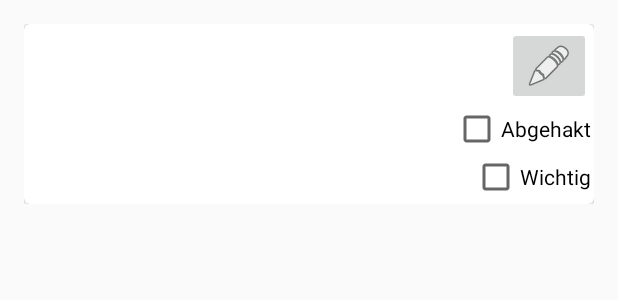
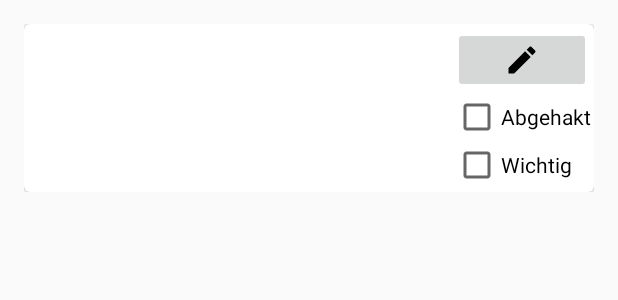
Before and after one commit to JSNorth/DoIt_MAD_SS17, an Android app: the layout view_todo_card.xml on its own in the app's theme, with its tools: preview values and no code run, on a phone screen of 412 x 824 dp. Shown: the top 300 px of the screen. Run offline under Robolectric (Android 15) with nearby library versions, the phone set to English and light mode, and no system bars.

Commit message:
Kleine Korrekturen

```diff
--- /dev/null
+++ b/app/src/main/res/drawable/ic_edit_black_24dp.xml
@@ -0,0 +1,9 @@
+<vector xmlns:android="http://schemas.android.com/apk/res/android"
+        android:width="24dp"
+        android:height="24dp"
+        android:viewportWidth="24.0"
+        android:viewportHeight="24.0">
+    <path
+        android:fillColor="#FF000000"
+        android:pathData="M3,17.25V21h3.75L17.81,9.94l-3.75,-3.75L3,17.25zM20.71,7.04c0.39,-0.39 0.39,-1.02 0,-1.41l-2.34,-2.34c-0.39,-0.39 -1.02,-0.39 -1.41,0l-1.83,1.83 3.75,3.75 1.83,-1.83z"/>
+</vector>
--- /dev/null
+++ b/app/src/main/res/drawable/ic_priority_high_black_24dp.xml
@@ -0,0 +1,12 @@
+<vector xmlns:android="http://schemas.android.com/apk/res/android"
+        android:width="24dp"
+        android:height="24dp"
+        android:viewportWidth="24.0"
+        android:viewportHeight="24.0">
+    <path
+        android:fillColor="#FF000000"
+        android:pathData="M12,19m-2,0a2,2 0,1 1,4 0a2,2 0,1 1,-4 0"/>
+    <path
+        android:fillColor="#FF000000"
+        android:pathData="M10,3h4v12h-4z"/>
+</vector>
--- a/app/src/main/res/layout/activity_overview.xml
+++ b/app/src/main/res/layout/activity_overview.xml
@@ -36,6 +36,6 @@
         android:layout_height="wrap_content"
         android:layout_gravity="bottom|end"
         android:layout_margin="@dimen/fab_margin"
-        app:srcCompat="@android:drawable/ic_input_add" />
+        android:src="@drawable/ic_add_black_24dp" />
 
 </android.support.design.widget.CoordinatorLayout>
--- a/app/src/main/res/layout/view_todo_card.xml
+++ b/app/src/main/res/layout/view_todo_card.xml
@@ -23,7 +23,10 @@
                 android:layout_height="wrap_content"
                 android:layout_alignParentTop="true"
                 android:padding="4dp"
-                android:textSize="30sp" />
+                android:textAllCaps="true"
+                android:textColor="@color/colorPrimary"
+                android:textSize="30sp"
+                android:textStyle="bold" />
 
             <TextView
                 android:id="@+id/todo_description"
@@ -32,27 +35,44 @@
                 android:layout_below="@id/todo_name"
                 android:padding="4dp" />
 
+            <LinearLayout
+                android:id="@+id/duedate_wrapper"
+                android:layout_width="wrap_content"
+                android:layout_height="wrap_content"
+                android:layout_below="@id/todo_description"
+                android:orientation="horizontal">
+
                 <TextView
                     android:id="@+id/todo_duedate"
                     android:layout_width="wrap_content"
                     android:layout_height="wrap_content"
-                android:layout_below="@id/todo_description"
                     android:padding="4dp" />
 
-            <ImageButton
-                android:id="@+id/todo_edit"
+                <ImageView
+                    android:id="@+id/todo_overdue"
+                    android:layout_width="wrap_content"
+                    android:layout_height="wrap_content"
+                    android:src="@drawable/ic_priority_high_black_24dp"
+                    android:visibility="gone" />
+            </LinearLayout>
+
+            <LinearLayout
                 android:layout_width="wrap_content"
                 android:layout_height="wrap_content"
                 android:layout_alignParentRight="true"
                 android:layout_alignParentTop="true"
-                android:src="@android:drawable/ic_menu_edit" />
+                android:orientation="vertical">
+
+                <ImageButton
+                    android:id="@+id/todo_edit"
+                    android:layout_width="fill_parent"
+                    android:layout_height="wrap_content"
+                    android:src="@drawable/ic_edit_black_24dp" />
 
                 <CheckBox
                     android:id="@+id/todo_done"
                     android:layout_width="wrap_content"
                     android:layout_height="wrap_content"
-                android:layout_alignParentRight="true"
-                android:layout_below="@id/todo_edit"
                     android:enabled="true"
                     android:text="Abgehakt" />
 
@@ -60,10 +80,9 @@
                     android:id="@+id/todo_favourite"
                     android:layout_width="wrap_content"
                     android:layout_height="wrap_content"
-                android:layout_alignParentRight="true"
-                android:layout_below="@id/todo_done"
                     android:enabled="true"
                     android:text="Wichtig" />
+            </LinearLayout>
 
             <TextView
                 android:id="@+id/todo_id"
```
Also changed, not shown: app/src/main/java/de/fh_luebeck/jsn/doit/acitivites/ToDoActivity.java (+48 -10 lines), app/src/main/java/de/fh_luebeck/jsn/doit/fragments/TimePicker.java (added, +41 -0 lines), app/src/main/java/de/fh_luebeck/jsn/doit/util/ToDoAdapter.java (+8 -0 lines), app/src/main/res/drawable/ic_add_black_24dp.xml (added, +9 -0 lines), app/src/main/res/layout/activity_to_do.xml (+11 -4 lines). Lines whose indentation alone changed are shown as unchanged.
